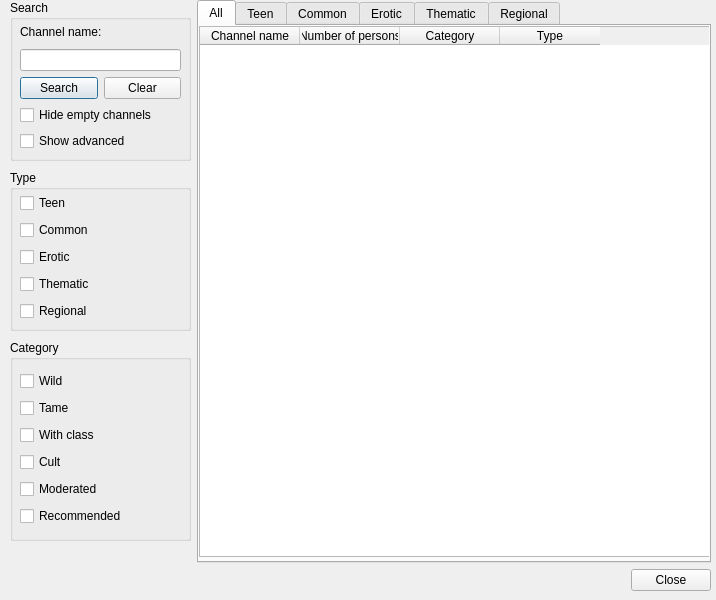
Old version of the form ui/channel_list.ui in the repository gitter-badger/simplechatclient.
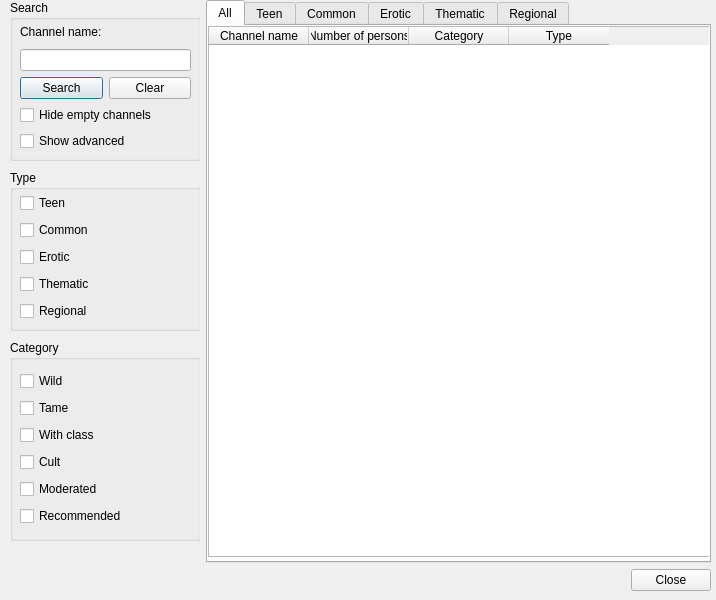
New version of the form. Icons and pictures are not drawn.

```diff
--- a/ui/channel_list.ui
+++ b/ui/channel_list.ui
@@ -45,13 +45,13 @@
        <widget class="QWidget" name="widget" native="true">
         <property name="minimumSize">
          <size>
-          <width>191</width>
+          <width>200</width>
           <height>0</height>
          </size>
         </property>
         <property name="maximumSize">
          <size>
-          <width>191</width>
+          <width>200</width>
           <height>16777215</height>
          </size>
         </property>
@@ -60,7 +60,7 @@
           <rect>
            <x>10</x>
            <y>0</y>
-           <width>181</width>
+           <width>191</width>
            <height>161</height>
           </rect>
          </property>
@@ -78,7 +78,7 @@
            <rect>
             <x>10</x>
             <y>20</y>
-            <width>161</width>
+            <width>171</width>
             <height>131</height>
            </rect>
           </property>
@@ -133,7 +133,7 @@
           <rect>
            <x>10</x>
            <y>170</y>
-           <width>181</width>
+           <width>191</width>
            <height>161</height>
           </rect>
          </property>
@@ -157,7 +157,7 @@
            <rect>
             <x>10</x>
             <y>22</y>
-            <width>161</width>
+            <width>171</width>
             <height>133</height>
            </rect>
           </property>
@@ -205,7 +205,7 @@
           <rect>
            <x>10</x>
            <y>340</y>
-           <width>181</width>
+           <width>191</width>
            <height>201</height>
           </rect>
          </property>
@@ -229,7 +229,7 @@
            <rect>
             <x>10</x>
             <y>30</y>
-            <width>161</width>
+            <width>171</width>
             <height>160</height>
            </rect>
           </property>
```
Left out of the diff: 27 changed lines with no effect on the pictures.
